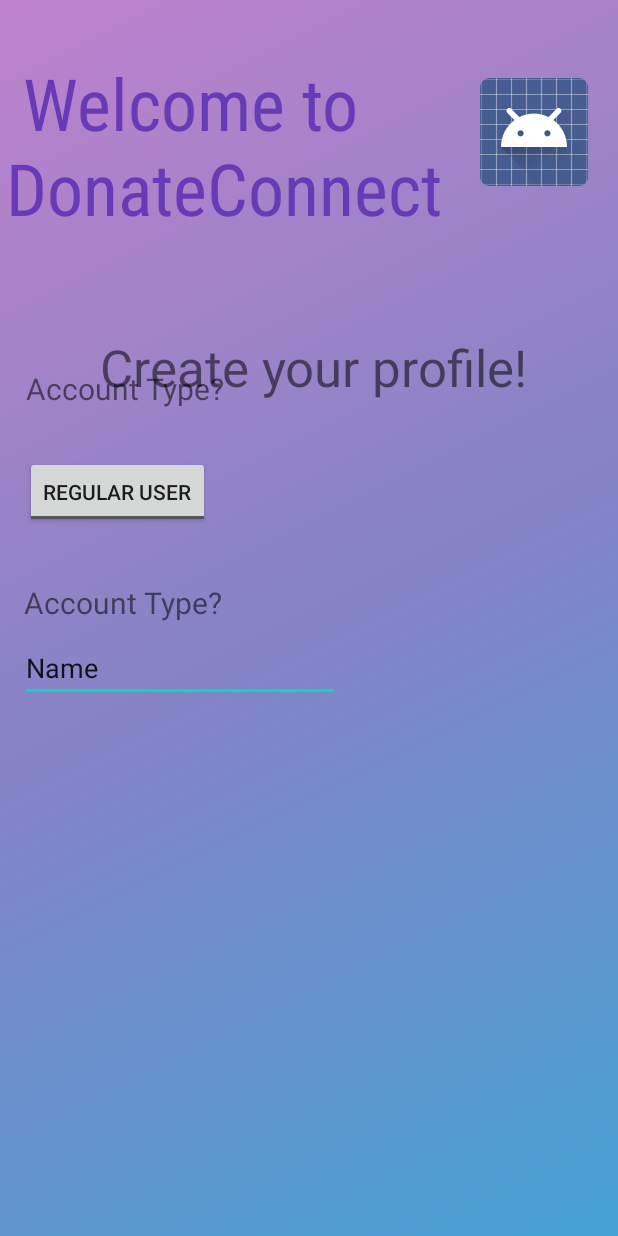
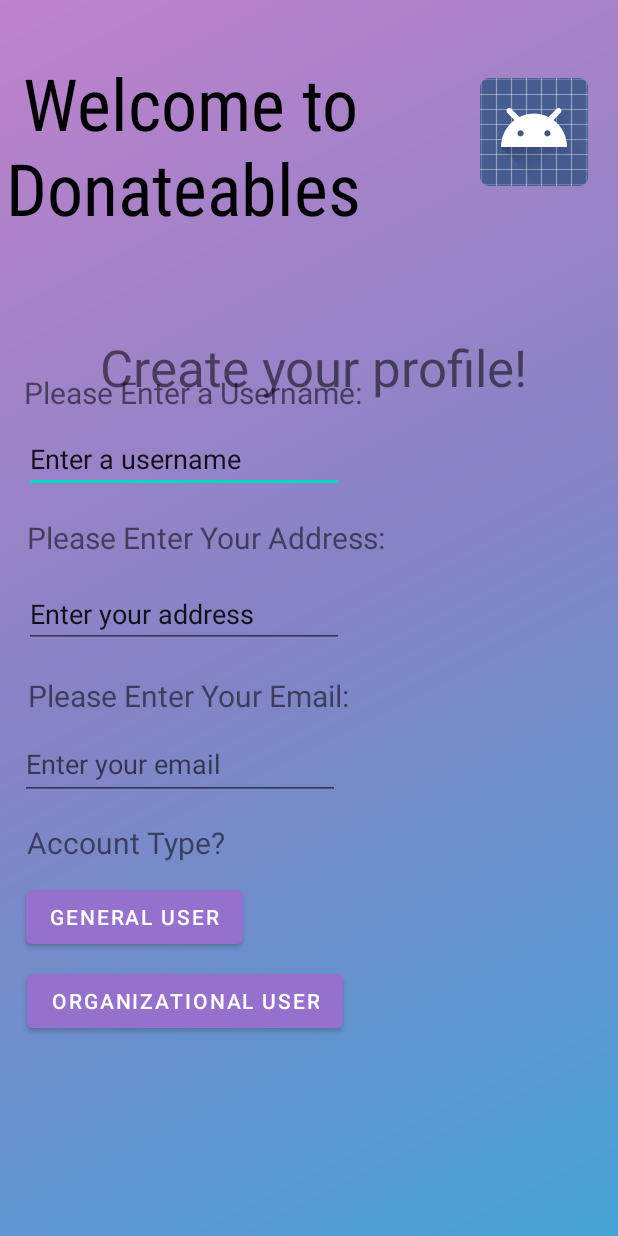
Before and after one commit to klavana/Donateables, an Android app: the layout signup.xml on its own in the app's theme, with its tools: preview values and no code run, on a phone screen of 412 x 824 dp. Run offline under Robolectric (Android 15) with nearby library versions, the phone set to English and light mode, and no system bars.

Commit message:
more stuff

```diff
--- a/app/src/main/java/com/example/a4g_ksd/Controller.java
+++ b/app/src/main/java/com/example/a4g_ksd/Controller.java
@@ -1,12 +1,36 @@
 package com.example.a4g_ksd;
 
 import android.app.Application;
+import android.widget.EditText;
+import android.view.View;
+import android.widget.EditText;
+import android.widget.TextView;
+import android.widget.Toast;
+
+import com.google.firebase.database.DatabaseReference;
+import com.google.firebase.database.FirebaseDatabase;
 
 public class Controller extends Application {
-    User testUser = new User("name", "location", "mail");
+    //EditText name = findViewById(R.id.editItemQuantity);
 
     public User getUser() {
+        User testUser = new User("name", "location", "mail");
+
+        FirebaseDatabase database = FirebaseDatabase.getInstance();
+        DatabaseReference myRef = database.getReference("users");
+        myRef.push().setValue(testUser);
+
         return testUser;
     }
 
+    public Organization getOrg(){
+        Organization testOrg = new Organization("name", "location", "mail");
+
+        FirebaseDatabase database = FirebaseDatabase.getInstance();
+        DatabaseReference myRef = database.getReference("organizations");
+        myRef.push().setValue(testOrg);
+
+        return testOrg;
+    }
+
 }
--- a/app/src/main/res/layout/signup.xml
+++ b/app/src/main/res/layout/signup.xml
@@ -5,10 +5,10 @@
     android:id="@+id/createConstraintLayout"
     android:layout_width="match_parent"
     android:layout_height="match_parent"
-    android:background = "@drawable/gradient_drawable">
+    android:background="@drawable/gradient_drawable">
 
 
-<TextView
+    <TextView
         android:id="@+id/welcomeAndLogo"
         android:layout_width="match_parent"
         android:layout_height="wrap_content"
@@ -16,19 +16,20 @@
         android:layout_marginTop="36dp"
         android:fontFamily="sans-serif-condensed"
         android:text="@string/welcomeStr"
-        android:textColor="#673AB7"
+        android:textColor="@color/black"
         android:textSize="48sp"
         app:layout_constraintStart_toStartOf="parent"
         app:layout_constraintTop_toTopOf="parent" />
 
     <LinearLayout
         android:id="@+id/linearLayout"
-        android:layout_width="match_parent"
+        android:layout_width="0dp"
         android:layout_height="wrap_content"
         android:layout_marginTop="24dp"
         android:orientation="vertical"
-        app:layout_constraintTop_toTopOf="parent"
-        tools:layout_editor_absoluteX="-19dp">
+        app:layout_constraintEnd_toEndOf="parent"
+        app:layout_constraintStart_toStartOf="parent"
+        app:layout_constraintTop_toTopOf="parent">
 
     </LinearLayout>
 
@@ -60,32 +61,62 @@
         app:layout_constraintTop_toBottomOf="@+id/welcomeAndLogo" />
 
     <androidx.constraintlayout.widget.ConstraintLayout
-        android:layout_width="match_parent"
-        android:layout_height="match_parent"
-        tools:layout_editor_absoluteX="0dp"
-        tools:layout_editor_absoluteY="0dp">
+        android:id="@+id/constraintLayout4"
+        android:layout_width="0dp"
+        android:layout_height="0dp"
+        app:layout_constraintBottom_toBottomOf="parent"
+        app:layout_constraintEnd_toEndOf="parent"
+        app:layout_constraintStart_toStartOf="parent"
+        app:layout_constraintTop_toTopOf="parent">
+
+        <TextView
+            android:id="@+id/enterEmailTextView"
+            android:layout_width="wrap_content"
+            android:layout_height="wrap_content"
+            android:layout_marginStart="17dp"
+            android:layout_marginTop="18dp"
+            android:layout_marginEnd="177dp"
+            android:text="@string/enterEmailStr"
+            android:textSize="20sp"
+            app:layout_constraintEnd_toEndOf="parent"
+            app:layout_constraintStart_toStartOf="parent"
+            app:layout_constraintTop_toBottomOf="@+id/enterAddressEditText" />
+
+        <TextView
+            android:id="@+id/enterAddresTextView"
+            android:layout_width="wrap_content"
+            android:layout_height="wrap_content"
+            android:layout_marginStart="16dp"
+            android:layout_marginTop="16dp"
+            android:layout_marginEnd="153dp"
+            android:text="@string/enterAddressStr"
+            android:textSize="20sp"
+            app:layout_constraintEnd_toEndOf="parent"
+            app:layout_constraintStart_toStartOf="parent"
+            app:layout_constraintTop_toBottomOf="@+id/enterNameEditText" />
 
         <TextView
             android:id="@+id/accountTypeView"
             android:layout_width="wrap_content"
             android:layout_height="wrap_content"
             android:layout_marginStart="16dp"
-            android:layout_marginTop="245dp"
+            android:layout_marginTop="548dp"
             android:layout_marginEnd="262dp"
             android:text="@string/accountTypeStr"
             android:textSize="20sp"
             app:layout_constraintEnd_toEndOf="parent"
+            app:layout_constraintHorizontal_bias="1.0"
             app:layout_constraintStart_toStartOf="parent"
             app:layout_constraintTop_toTopOf="parent" />
 
         <TextView
-            android:id="@+id/accountTypeView2"
+            android:id="@+id/enterNameTextView"
             android:layout_width="wrap_content"
             android:layout_height="wrap_content"
             android:layout_marginStart="16dp"
-            android:layout_marginTop="388dp"
+            android:layout_marginTop="248dp"
             android:layout_marginEnd="262dp"
-            android:text="@string/accountTypeStr"
+            android:text="@string/enterNameStr"
             android:textSize="20sp"
             app:layout_constraintEnd_toEndOf="parent"
             app:layout_constraintHorizontal_bias="0.0"
@@ -93,29 +124,76 @@
             app:layout_constraintTop_toTopOf="parent" />
 
         <EditText
-            android:id="@+id/editTextTextPersonName"
+            android:id="@+id/enterNameEditText"
             android:layout_width="wrap_content"
             android:layout_height="wrap_content"
-            android:layout_marginTop="7dp"
+            android:layout_marginTop="8dp"
+            android:ems="10"
+            android:inputType="textPersonName"
+            android:text="@string/enterNameHintStr"
+            app:layout_constraintEnd_toEndOf="parent"
+            app:layout_constraintHorizontal_bias="0.079"
+            app:layout_constraintStart_toStartOf="parent"
+            app:layout_constraintTop_toBottomOf="@+id/enterNameTextView"
+            tools:ignore="TouchTargetSizeCheck" />
+
+        <EditText
+            android:id="@+id/enterAddressEditText"
+            android:layout_width="wrap_content"
+            android:layout_height="wrap_content"
+            android:layout_marginTop="8dp"
+            android:ems="10"
+            android:inputType="textPersonName"
+            android:text="@string/enterAddressHintStr"
+            app:layout_constraintBottom_toBottomOf="parent"
+            app:layout_constraintEnd_toEndOf="parent"
+            app:layout_constraintHorizontal_bias="0.079"
+            app:layout_constraintStart_toStartOf="parent"
+            app:layout_constraintTop_toBottomOf="@+id/enterAddresTextView"
+            app:layout_constraintVertical_bias="0.016"
+            tools:ignore="TouchTargetSizeCheck" />
+
+        <EditText
+            android:id="@+id/enterEmailEditText"
+            android:layout_width="wrap_content"
+            android:layout_height="wrap_content"
+            android:layout_marginStart="16dp"
+            android:layout_marginTop="8dp"
             android:layout_marginEnd="185dp"
             android:ems="10"
-            android:inputType="textPersonName"
-            android:text="Name"
+            android:hint="@string/enterEmailHintStr"
+            android:inputType="textEmailAddress"
+            android:minHeight="48dp"
             app:layout_constraintEnd_toEndOf="parent"
-            app:layout_constraintTop_toBottomOf="@+id/accountTypeView2"
-            tools:ignore="TouchTargetSizeCheck" />
+            app:layout_constraintHorizontal_bias="1.0"
+            app:layout_constraintStart_toStartOf="parent"
+            app:layout_constraintTop_toBottomOf="@+id/enterEmailTextView" />
 
-        <ToggleButton
-            android:id="@+id/toggleButton"
+        <Button
+            android:id="@+id/genUserButton"
             android:layout_width="wrap_content"
             android:layout_height="wrap_content"
-            android:layout_marginTop="31dp"
-            android:layout_marginEnd="272dp"
-            android:text="ToggleButton"
-            android:textOff="@string/textOff1"
-            android:textOn="@string/textOn1"
+            android:layout_marginStart="25dp"
+            android:layout_marginTop="12dp"
+            android:layout_marginEnd="292dp"
+            android:text="@string/genUserStr"
             app:layout_constraintEnd_toEndOf="parent"
+            app:layout_constraintHorizontal_bias="0.173"
+            app:layout_constraintStart_toStartOf="parent"
             app:layout_constraintTop_toBottomOf="@+id/accountTypeView" />
+
+        <Button
+            android:id="@+id/orgButton"
+            android:layout_width="wrap_content"
+            android:layout_height="wrap_content"
+            android:layout_marginStart="25dp"
+            android:layout_marginTop="8dp"
+            android:layout_marginEnd="292dp"
+            android:text="@string/orgStr"
+            app:layout_constraintEnd_toEndOf="parent"
+            app:layout_constraintHorizontal_bias="0.068"
+            app:layout_constraintStart_toStartOf="parent"
+            app:layout_constraintTop_toBottomOf="@+id/genUserButton" />
 
     </androidx.constraintlayout.widget.ConstraintLayout>
 
--- a/app/src/main/res/values/strings.xml
+++ b/app/src/main/res/values/strings.xml
@@ -24,7 +24,7 @@
     <string name="toUserOffersStr">View your offers</string>
 
     //Sign up page strs
-    <string name="welcomeStr">" Welcome to DonateConnect"</string>
+    <string name="welcomeStr">" Welcome to Donateables"</string>
     <string name="signUpStr">"Create your profile!"</string>
     <string name="genUserStr">"General User"</string>
     <string name="orgStr">"Organizational User"</string>
@@ -37,6 +37,14 @@
     <string name="UserRadio">Regular User</string>
     <string name="textOff1">Regular User</string>
     <string name="textOn1">Organization</string>
+    <string name="enterNameStr">Please Enter a Username: </string>
+    <string name="enterNameHintStr">Enter a username</string>
+    <string name="enterAddressStr">Please Enter Your Address: </string>
+    <string name="enterAddressHintStr">Enter your address</string>
+    <string name="enterEmailStr">Please Enter Your Email: </string>
+    <string name="enterEmailHintStr">Enter your email</string>
+
+
 
 
 </resources>
```
